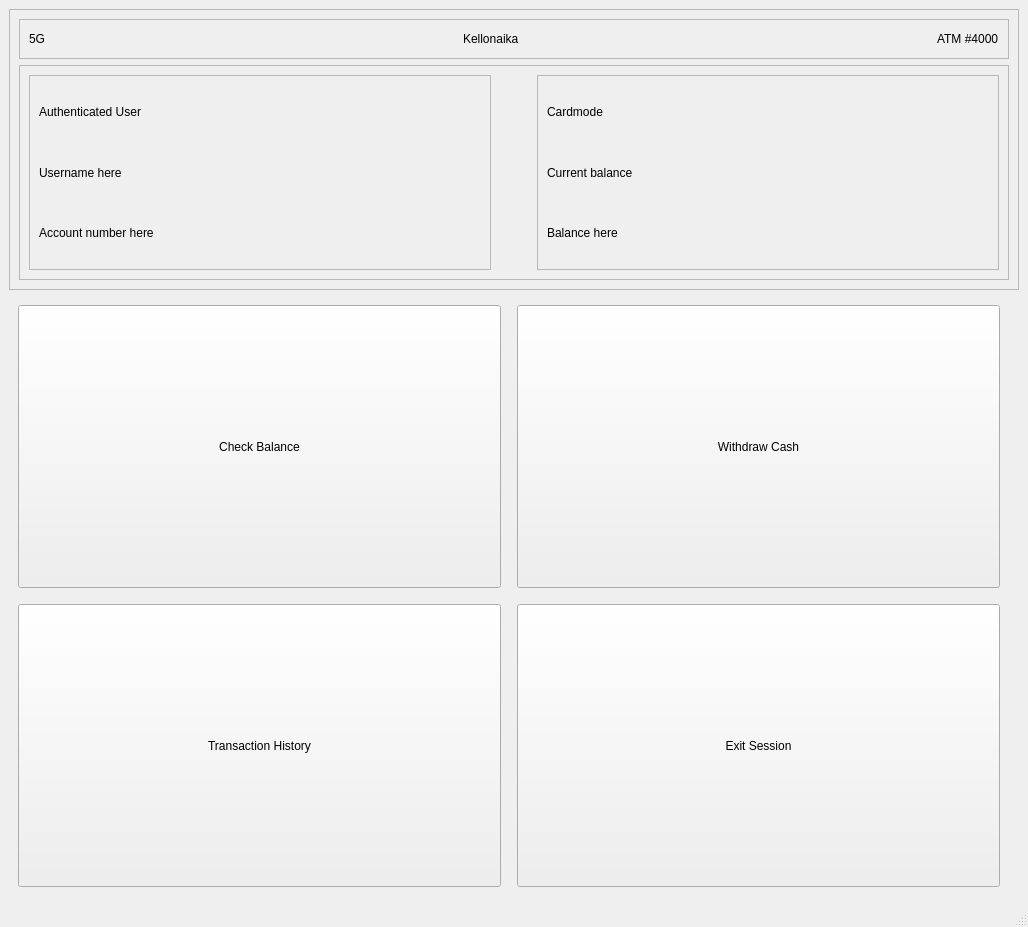
Before: the Qt Designer form frontend/mainwindow.ui in tommiLipponen/Pankki, drawn with Qt 5.
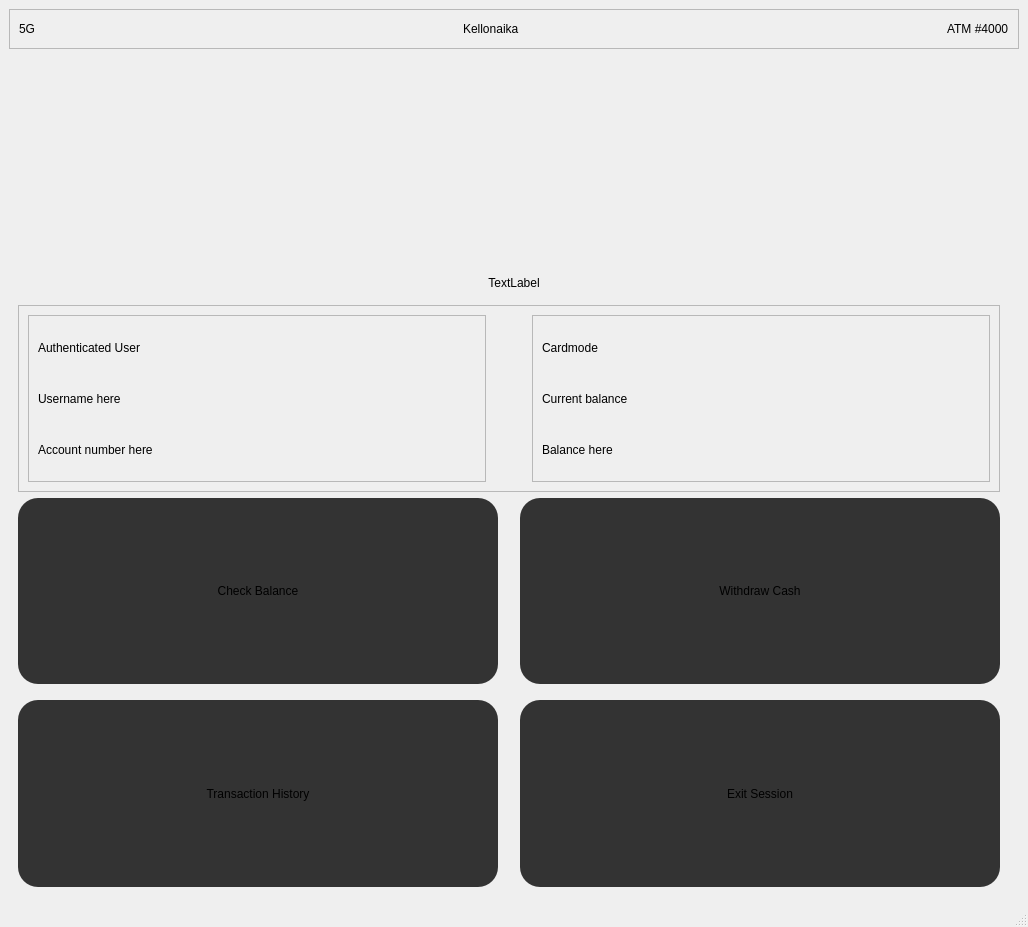
After: the same form once the commit is applied. The open tabs and pages were chosen to show the change.

```diff
--- a/frontend/mainwindow.ui
+++ b/frontend/mainwindow.ui
@@ -21,7 +21,7 @@
   </property>
   <widget class="QWidget" name="centralwidget">
    <layout class="QGridLayout" name="gridLayout_4">
-    <item row="1" column="0">
+    <item row="3" column="0">
      <widget class="QStackedWidget" name="stackedWidget">
       <property name="enabled">
        <bool>true</bool>
@@ -72,60 +72,6 @@
           </property>
          </spacer>
         </item>
-        <item row="3" column="0">
-         <widget class="QLineEdit" name="CardNumberEdit">
-          <property name="minimumSize">
-           <size>
-            <width>0</width>
-            <height>0</height>
-           </size>
-          </property>
-          <property name="maximumSize">
-           <size>
-            <width>360</width>
-            <height>120</height>
-           </size>
-          </property>
-          <property name="alignment">
-           <set>Qt::AlignmentFlag::AlignCenter</set>
-          </property>
-         </widget>
-        </item>
-        <item row="1" column="0">
-         <widget class="QLabel" name="errorLabel">
-          <property name="sizePolicy">
-           <sizepolicy hsizetype="Preferred" vsizetype="Fixed">
-            <horstretch>0</horstretch>
-            <verstretch>0</verstretch>
-           </sizepolicy>
-          </property>
-          <property name="maximumSize">
-           <size>
-            <width>16777215</width>
-            <height>16777215</height>
-           </size>
-          </property>
-          <property name="text">
-           <string>TextLabel</string>
-          </property>
-          <property name="alignment">
-           <set>Qt::AlignmentFlag::AlignCenter</set>
-          </property>
-         </widget>
-        </item>
-        <item row="5" column="0">
-         <spacer name="verticalSpacer_3">
-          <property name="orientation">
-           <enum>Qt::Orientation::Vertical</enum>
-          </property>
-          <property name="sizeHint" stdset="0">
-           <size>
-            <width>20</width>
-            <height>40</height>
-           </size>
-          </property>
-         </spacer>
-        </item>
         <item row="2" column="0">
          <widget class="QLabel" name="label_10">
           <property name="text">
@@ -292,26 +238,7 @@
       </widget>
       <widget class="QWidget" name="page">
        <layout class="QGridLayout" name="gridLayout">
-        <item row="2" column="0">
-         <widget class="QPushButton" name="pushButton_3">
-          <property name="sizePolicy">
-           <sizepolicy hsizetype="Preferred" vsizetype="Preferred">
-            <horstretch>0</horstretch>
-            <verstretch>0</verstretch>
-           </sizepolicy>
-          </property>
-          <property name="font">
-           <font>
-            <bold>false</bold>
-            <strikeout>false</strikeout>
-           </font>
-          </property>
-          <property name="text">
-           <string>Transaction History</string>
-          </property>
-         </widget>
-        </item>
-        <item row="0" column="0">
+        <item row="1" column="0">
          <widget class="QPushButton" name="pushButton">
           <property name="sizePolicy">
            <sizepolicy hsizetype="Preferred" vsizetype="Preferred">
@@ -323,30 +250,17 @@
            <font/>
           </property>
           <property name="styleSheet">
-           <string notr="true"/>
+           <string notr="true">QPushButton {
+	background-color: #333;
+	border-radius: 20px;
+}</string>
           </property>
           <property name="text">
            <string>Check Balance</string>
           </property>
          </widget>
         </item>
-        <item row="0" column="1">
-         <spacer name="horizontalSpacer">
-          <property name="orientation">
-           <enum>Qt::Orientation::Horizontal</enum>
-          </property>
-          <property name="sizeType">
-           <enum>QSizePolicy::Policy::Fixed</enum>
-          </property>
-          <property name="sizeHint" stdset="0">
-           <size>
-            <width>10</width>
-            <height>10</height>
-           </size>
-          </property>
-         </spacer>
-        </item>
-        <item row="0" column="2">
+        <item row="1" column="2">
          <widget class="QPushButton" name="pushButton_2">
           <property name="sizePolicy">
            <sizepolicy hsizetype="Preferred" vsizetype="Preferred">
@@ -360,12 +274,43 @@
             <strikeout>false</strikeout>
            </font>
           </property>
+          <property name="styleSheet">
+           <string notr="true">QPushButton {
+	background-color: #333;
+	border-radius: 20px;
+}</string>
+          </property>
           <property name="text">
            <string>Withdraw Cash</string>
           </property>
          </widget>
         </item>
-        <item row="2" column="2">
+        <item row="3" column="0">
+         <widget class="QPushButton" name="pushButton_3">
+          <property name="sizePolicy">
+           <sizepolicy hsizetype="Preferred" vsizetype="Preferred">
+            <horstretch>0</horstretch>
+            <verstretch>0</verstretch>
+           </sizepolicy>
+          </property>
+          <property name="font">
+           <font>
+            <bold>false</bold>
+            <strikeout>false</strikeout>
+           </font>
+          </property>
+          <property name="styleSheet">
+           <string notr="true">QPushButton {
+	background-color: #333;
+	border-radius: 20px;
+}</string>
+          </property>
+          <property name="text">
+           <string>Transaction History</string>
+          </property>
+         </widget>
+        </item>
+        <item row="3" column="2">
          <widget class="QPushButton" name="pushButton_4">
           <property name="sizePolicy">
            <sizepolicy hsizetype="Preferred" vsizetype="Preferred">
@@ -379,12 +324,34 @@
             <strikeout>false</strikeout>
            </font>
           </property>
+          <property name="styleSheet">
+           <string notr="true">QPushButton {
+	background-color: #333;
+	border-radius: 20px;
+}</string>
+          </property>
           <property name="text">
            <string>Exit Session</string>
           </property>
          </widget>
         </item>
-        <item row="1" column="0">
+        <item row="1" column="1">
+         <spacer name="horizontalSpacer">
+          <property name="orientation">
+           <enum>Qt::Orientation::Horizontal</enum>
+          </property>
+          <property name="sizeType">
+           <enum>QSizePolicy::Policy::Fixed</enum>
+          </property>
+          <property name="sizeHint" stdset="0">
+           <size>
+            <width>10</width>
+            <height>10</height>
+           </size>
+          </property>
+         </spacer>
+        </item>
+        <item row="2" column="0">
          <spacer name="verticalSpacer">
           <property name="orientation">
            <enum>Qt::Orientation::Vertical</enum>
@@ -400,85 +367,7 @@
           </property>
          </spacer>
         </item>
-       </layout>
-      </widget>
-     </widget>
-    </item>
-    <item row="0" column="0">
-     <widget class="QFrame" name="frame">
-      <property name="frameShape">
-       <enum>QFrame::Shape::StyledPanel</enum>
-      </property>
-      <property name="frameShadow">
-       <enum>QFrame::Shadow::Raised</enum>
-      </property>
-      <layout class="QVBoxLayout" name="verticalLayout">
-       <item>
-        <widget class="QFrame" name="detailFrame">
-         <property name="maximumSize">
-          <size>
-           <width>16777215</width>
-           <height>40</height>
-          </size>
-         </property>
-         <property name="frameShape">
-          <enum>QFrame::Shape::StyledPanel</enum>
-         </property>
-         <property name="frameShadow">
-          <enum>QFrame::Shadow::Raised</enum>
-         </property>
-         <layout class="QGridLayout" name="gridLayout_2">
-          <item row="0" column="4">
-           <widget class="QLabel" name="atmLabel">
-            <property name="text">
-             <string>ATM #4000</string>
-            </property>
-           </widget>
-          </item>
-          <item row="0" column="2">
-           <widget class="QLabel" name="label">
-            <property name="text">
-             <string>Kellonaika</string>
-            </property>
-           </widget>
-          </item>
-          <item row="0" column="1">
-           <spacer name="horizontalSpacer_2">
-            <property name="orientation">
-             <enum>Qt::Orientation::Horizontal</enum>
-            </property>
-            <property name="sizeHint" stdset="0">
-             <size>
-              <width>40</width>
-              <height>20</height>
-             </size>
-            </property>
-           </spacer>
-          </item>
-          <item row="0" column="0">
-           <widget class="QLabel" name="connectionLabel">
-            <property name="text">
-             <string>5G</string>
-            </property>
-           </widget>
-          </item>
-          <item row="0" column="3">
-           <spacer name="horizontalSpacer_3">
-            <property name="orientation">
-             <enum>Qt::Orientation::Horizontal</enum>
-            </property>
-            <property name="sizeHint" stdset="0">
-             <size>
-              <width>40</width>
-              <height>20</height>
-             </size>
-            </property>
-           </spacer>
-          </item>
-         </layout>
-        </widget>
-       </item>
-       <item>
+        <item row="0" column="0" colspan="3">
         <widget class="QFrame" name="informationFrame">
          <property name="frameShape">
           <enum>QFrame::Shape::StyledPanel</enum>
@@ -573,6 +462,107 @@
         </widget>
        </item>
       </layout>
+      </widget>
+     </widget>
+    </item>
+    <item row="0" column="0">
+     <widget class="QFrame" name="detailFrame">
+      <property name="maximumSize">
+       <size>
+        <width>16777215</width>
+        <height>40</height>
+       </size>
+      </property>
+      <property name="frameShape">
+       <enum>QFrame::Shape::StyledPanel</enum>
+      </property>
+      <property name="frameShadow">
+       <enum>QFrame::Shadow::Raised</enum>
+      </property>
+      <layout class="QGridLayout" name="gridLayout_2">
+       <item row="0" column="3">
+        <spacer name="horizontalSpacer_3">
+         <property name="orientation">
+          <enum>Qt::Orientation::Horizontal</enum>
+         </property>
+         <property name="sizeHint" stdset="0">
+          <size>
+           <width>40</width>
+           <height>20</height>
+          </size>
+         </property>
+        </spacer>
+       </item>
+       <item row="0" column="0">
+        <widget class="QLabel" name="connectionLabel">
+         <property name="text">
+          <string>5G</string>
+         </property>
+        </widget>
+       </item>
+       <item row="0" column="2">
+        <widget class="QLabel" name="label">
+         <property name="text">
+          <string>Kellonaika</string>
+         </property>
+        </widget>
+       </item>
+       <item row="0" column="4">
+        <widget class="QLabel" name="atmLabel">
+         <property name="text">
+          <string>ATM #4000</string>
+         </property>
+        </widget>
+       </item>
+       <item row="0" column="1">
+        <spacer name="horizontalSpacer_2">
+         <property name="orientation">
+          <enum>Qt::Orientation::Horizontal</enum>
+         </property>
+         <property name="sizeHint" stdset="0">
+          <size>
+           <width>40</width>
+           <height>20</height>
+          </size>
+         </property>
+        </spacer>
+       </item>
+      </layout>
+     </widget>
+    </item>
+    <item row="1" column="0">
+     <spacer name="verticalSpacer_6">
+      <property name="orientation">
+       <enum>Qt::Orientation::Vertical</enum>
+      </property>
+      <property name="sizeHint" stdset="0">
+       <size>
+        <width>20</width>
+        <height>40</height>
+       </size>
+      </property>
+     </spacer>
+    </item>
+    <item row="2" column="0">
+     <widget class="QLabel" name="errorLabel">
+      <property name="sizePolicy">
+       <sizepolicy hsizetype="Preferred" vsizetype="Fixed">
+        <horstretch>0</horstretch>
+        <verstretch>0</verstretch>
+       </sizepolicy>
+      </property>
+      <property name="maximumSize">
+       <size>
+        <width>16777215</width>
+        <height>16777215</height>
+       </size>
+      </property>
+      <property name="text">
+       <string>TextLabel</string>
+      </property>
+      <property name="alignment">
+       <set>Qt::AlignmentFlag::AlignCenter</set>
+      </property>
      </widget>
     </item>
    </layout>
```
Left out of the diff: 153 changed lines with no effect on the pictures. Lines whose indentation alone changed are shown as unchanged.
